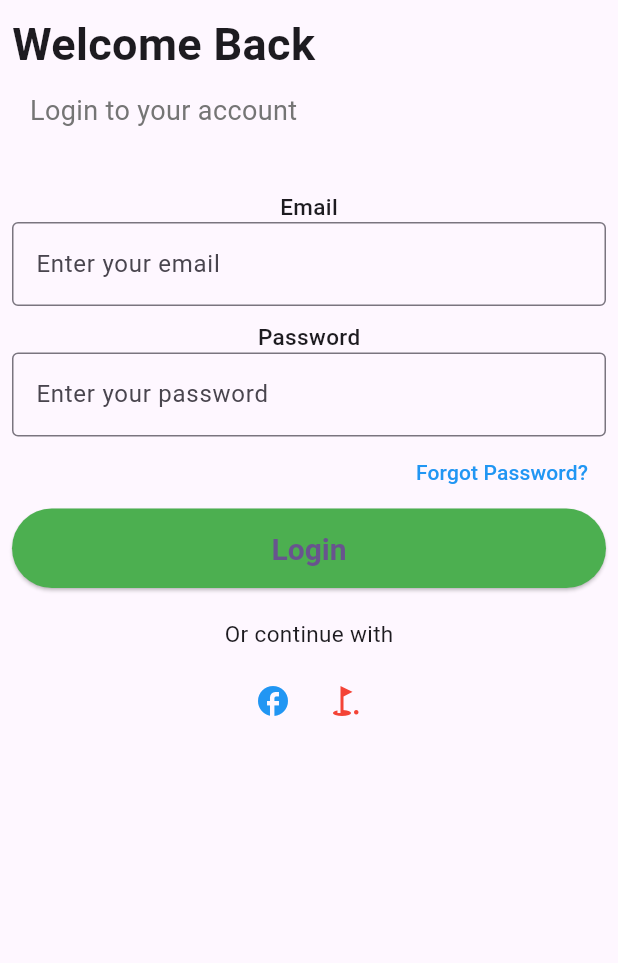
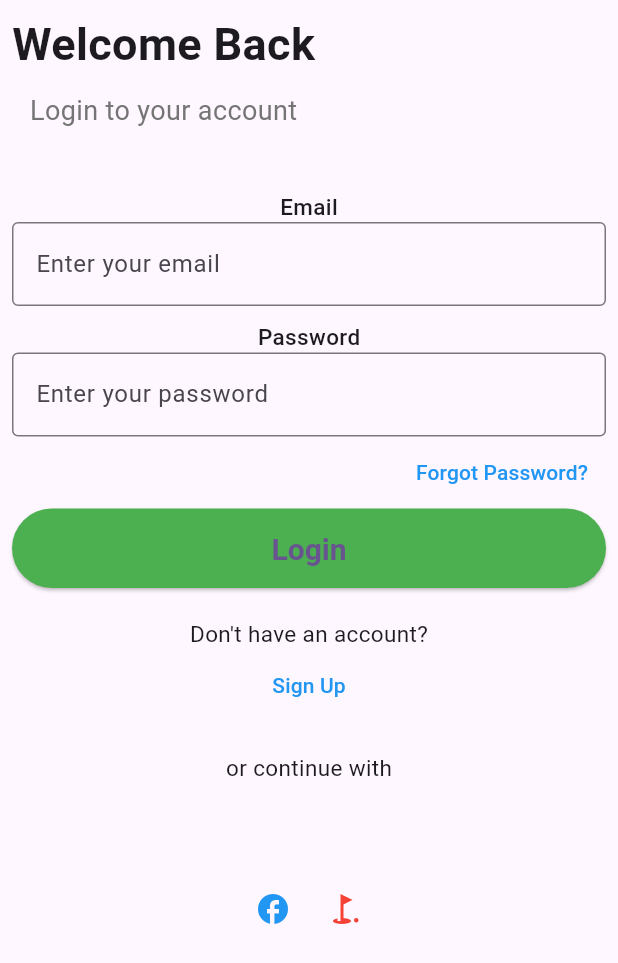
Before and after one commit to regmibishal99/AgriSense, a Flutter app: the screen it shows after launch, on a phone screen of 412 x 824 dp. Shown: the top 963 px of the screen. Run offline on Flutter 3.47's test engine with Material 3 defaults, Android fonts, the light colour scheme and no system bars; our stand-ins replace animated_splash_screen.

Commit message:
changes in github setup

```diff
--- a/lib/loginPage.dart
+++ b/lib/loginPage.dart
@@ -91,10 +91,18 @@ SizedBox(
     child: Text('Login'),
   ),
 ),
-// ...existing code...
+   SizedBox(height: 20,),
+   Text('Don\'t have an account?', style: TextStyle(fontSize: 15)),
+            TextButton(
+              onPressed: () {
+                // Handle sign up action
+              },
+              child: Text('Sign Up', style: TextStyle(color: Colors.blue)),
+            ),
               SizedBox(height: 20),
-              Text('Or continue with', style: TextStyle(fontSize: 15)),
+              Text('or continue with', style: TextStyle(fontSize: 15)),
               SizedBox(height: 10),
+              SizedBox(height: 50,),
               Row(
                 mainAxisAlignment: MainAxisAlignment.center,
                 children: [
```
